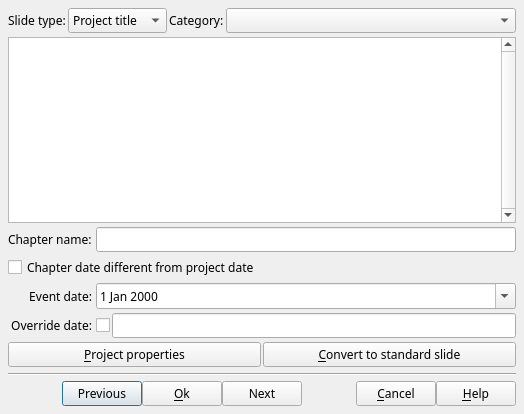
Qt form src/ffDiaporama/DlgAutoTitleSlide/DlgAutoTitleSlide.ui (boenki/ffdiaporama) before a commit.
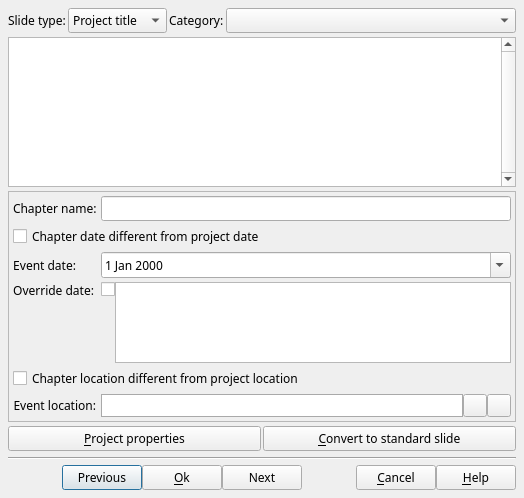
The same form after that commit. Icons and pictures are not drawn. Custom widgets are drawn as their Qt base class.

Commit message: Bug fixes:     -Fixed a big bug in reloading projects with resources     -Fixed a crash when copy/cut/ paste GMpas map in the edit slides dialogs     -Improves audio/video sync when encoding NTSC

```diff
--- a/src/ffDiaporama/DlgAutoTitleSlide/DlgAutoTitleSlide.ui
+++ b/src/ffDiaporama/DlgAutoTitleSlide/DlgAutoTitleSlide.ui
@@ -7,7 +7,7 @@
     <x>0</x>
     <y>0</y>
     <width>524</width>
-    <height>414</height>
+    <height>498</height>
    </rect>
   </property>
   <property name="font">
@@ -35,7 +35,7 @@
    <property name="spacing">
     <number>4</number>
    </property>
-   <item row="11" column="0" colspan="2">
+   <item row="12" column="0" colspan="2">
     <layout class="QHBoxLayout" name="BottomLayout">
      <property name="spacing">
       <number>0</number>
@@ -199,19 +199,6 @@
      </attribute>
     </widget>
    </item>
-   <item row="4" column="0" colspan="2">
-    <widget class="QCheckBox" name="OverrideProjectDateCB">
-     <property name="toolTip">
-      <string>If this box is checked, the date of the chapter is different from the date of the project.
-
-Remark: It is often useful to differentiate the date of the chapter of the date of the project.
-For example, if the project is &quot;My vacation from 1 to 15&quot;, the chapter may be limited to the 3.</string>
-     </property>
-     <property name="text">
-      <string>Chapter date different from project date</string>
-     </property>
-    </widget>
-   </item>
    <item row="0" column="0" colspan="2">
     <layout class="QHBoxLayout" name="horizontalLayout">
      <property name="spacing">
@@ -280,78 +267,7 @@
      </item>
     </layout>
    </item>
-   <item row="6" column="0">
-    <widget class="QLabel" name="OverrideDateLabel">
-     <property name="text">
-      <string>Override date:</string>
-     </property>
-     <property name="alignment">
-      <set>Qt::AlignRight|Qt::AlignTrailing|Qt::AlignVCenter</set>
-     </property>
-    </widget>
-   </item>
-   <item row="5" column="1">
-    <widget class="QDateEdit" name="ChapterEventDateED">
-     <property name="toolTip">
-      <string>Select a date for the chapter.</string>
-     </property>
-     <property name="calendarPopup">
-      <bool>true</bool>
-     </property>
-    </widget>
-   </item>
-   <item row="3" column="0">
-    <widget class="QLabel" name="ChapterNameLabel">
-     <property name="text">
-      <string>Chapter name:</string>
-     </property>
-    </widget>
-   </item>
-   <item row="5" column="0">
-    <widget class="QLabel" name="ChapterEventDateLabel">
-     <property name="text">
-      <string>Event date:</string>
-     </property>
-     <property name="alignment">
-      <set>Qt::AlignRight|Qt::AlignTrailing|Qt::AlignVCenter</set>
-     </property>
-    </widget>
-   </item>
-   <item row="3" column="1">
-    <widget class="QLineEdit" name="ChapterNameED">
-     <property name="toolTip">
-      <string>Enter here the title of the chapter (if the &quot;Chapter name different from slide name&quot; box is checked).</string>
-     </property>
-    </widget>
-   </item>
-   <item row="6" column="1">
-    <layout class="QHBoxLayout" name="horizontalLayout_5">
-     <property name="spacing">
-      <number>2</number>
-     </property>
-     <item>
-      <widget class="QCheckBox" name="OverrideDateCB">
-       <property name="toolTip">
-        <string>If this box is checked, you can enter a longtime different from that generated from the date of the chapter.</string>
-       </property>
-       <property name="text">
-        <string/>
-       </property>
-      </widget>
-     </item>
-     <item>
-      <widget class="QLineEdit" name="ChapterDateED">
-       <property name="toolTip">
-        <string>Enter here a date, in a free format, for the chapter</string>
-       </property>
-       <property name="maxLength">
-        <number>200</number>
-       </property>
-      </widget>
-     </item>
-    </layout>
-   </item>
-   <item row="10" column="0" colspan="2">
+   <item row="11" column="0" colspan="2">
     <widget class="Line" name="line_3">
      <property name="minimumSize">
       <size>
@@ -364,7 +280,312 @@
      </property>
     </widget>
    </item>
-   <item row="7" column="0" colspan="2">
+   <item row="2" column="0" colspan="2">
+    <widget class="QScrollArea" name="scrollArea">
+     <property name="sizePolicy">
+      <sizepolicy hsizetype="Expanding" vsizetype="Preferred">
+       <horstretch>0</horstretch>
+       <verstretch>0</verstretch>
+      </sizepolicy>
+     </property>
+     <property name="widgetResizable">
+      <bool>true</bool>
+     </property>
+     <widget class="QWidget" name="scrollAreaWidgetContents">
+      <property name="geometry">
+       <rect>
+        <x>0</x>
+        <y>0</y>
+        <width>506</width>
+        <height>226</height>
+       </rect>
+      </property>
+      <layout class="QFormLayout" name="formLayout">
+       <property name="fieldGrowthPolicy">
+        <enum>QFormLayout::AllNonFixedFieldsGrow</enum>
+       </property>
+       <property name="horizontalSpacing">
+        <number>4</number>
+       </property>
+       <property name="verticalSpacing">
+        <number>4</number>
+       </property>
+       <property name="leftMargin">
+        <number>4</number>
+       </property>
+       <property name="topMargin">
+        <number>4</number>
+       </property>
+       <property name="rightMargin">
+        <number>4</number>
+       </property>
+       <property name="bottomMargin">
+        <number>4</number>
+       </property>
+       <item row="0" column="0">
+        <widget class="QLabel" name="ChapterNameLabel">
+         <property name="text">
+          <string>Chapter name:</string>
+         </property>
+        </widget>
+       </item>
+       <item row="0" column="1">
+        <widget class="QLineEdit" name="ChapterNameED">
+         <property name="toolTip">
+          <string>Enter here the title of the chapter (if the &quot;Chapter name different from slide name&quot; box is checked).</string>
+         </property>
+        </widget>
+       </item>
+       <item row="1" column="0" colspan="2">
+        <widget class="QCheckBox" name="OverrideProjectDateCB">
+         <property name="toolTip">
+          <string>If this box is checked, the date of the chapter is different from the date of the project.
+
+Remark: It is often useful to differentiate the date of the chapter of the date of the project.
+For example, if the project is &quot;My vacation from 1 to 15&quot;, the chapter may be limited to the 3.</string>
+         </property>
+         <property name="text">
+          <string>Chapter date different from project date</string>
+         </property>
+        </widget>
+       </item>
+       <item row="2" column="0">
+        <widget class="QLabel" name="ChapterEventDateLabel">
+         <property name="text">
+          <string>Event date:</string>
+         </property>
+         <property name="alignment">
+          <set>Qt::AlignRight|Qt::AlignTrailing|Qt::AlignVCenter</set>
+         </property>
+        </widget>
+       </item>
+       <item row="2" column="1">
+        <widget class="QDateEdit" name="ChapterEventDateED">
+         <property name="toolTip">
+          <string>Select a date for the chapter.</string>
+         </property>
+         <property name="calendarPopup">
+          <bool>true</bool>
+         </property>
+        </widget>
+       </item>
+       <item row="3" column="0">
+        <layout class="QVBoxLayout" name="verticalLayout">
+         <property name="spacing">
+          <number>0</number>
+         </property>
+         <item>
+          <widget class="QLabel" name="OverrideDateLabel">
+           <property name="text">
+            <string>Override date:</string>
+           </property>
+           <property name="alignment">
+            <set>Qt::AlignRight|Qt::AlignTrailing|Qt::AlignVCenter</set>
+           </property>
+          </widget>
+         </item>
+         <item>
+          <widget class="QLabel" name="label_4">
+           <property name="sizePolicy">
+            <sizepolicy hsizetype="Preferred" vsizetype="Expanding">
+             <horstretch>0</horstretch>
+             <verstretch>0</verstretch>
+            </sizepolicy>
+           </property>
+           <property name="text">
+            <string notr="true"/>
+           </property>
+          </widget>
+         </item>
+        </layout>
+       </item>
+       <item row="3" column="1">
+        <layout class="QHBoxLayout" name="horizontalLayout_5">
+         <property name="spacing">
+          <number>0</number>
+         </property>
+         <item>
+          <layout class="QVBoxLayout" name="verticalLayout_2">
+           <property name="spacing">
+            <number>0</number>
+           </property>
+           <property name="leftMargin">
+            <number>0</number>
+           </property>
+           <property name="topMargin">
+            <number>0</number>
+           </property>
+           <property name="rightMargin">
+            <number>0</number>
+           </property>
+           <property name="bottomMargin">
+            <number>0</number>
+           </property>
+           <item>
+            <widget class="QCheckBox" name="OverrideDateCB">
+             <property name="toolTip">
+              <string>If this box is checked, you can enter a longtime different from that generated from the date of the chapter.</string>
+             </property>
+             <property name="text">
+              <string/>
+             </property>
+            </widget>
+           </item>
+           <item>
+            <widget class="QLabel" name="label_3">
+             <property name="text">
+              <string notr="true"/>
+             </property>
+            </widget>
+           </item>
+          </layout>
+         </item>
+         <item>
+          <widget class="QPlainTextEdit" name="ChapterDateED">
+           <property name="toolTip">
+            <string>Enter here a date, in a free format, for the chapter</string>
+           </property>
+          </widget>
+         </item>
+        </layout>
+       </item>
+       <item row="4" column="0" colspan="2">
+        <widget class="QCheckBox" name="OverrideProjectLocationCB">
+         <property name="toolTip">
+          <string>If this box is checked, the date of the chapter is different from the date of the project.
+
+Remark: It is often useful to differentiate the date of the chapter of the date of the project.
+For example, if the project is &quot;My vacation from 1 to 15&quot;, the chapter may be limited to the 3.</string>
+         </property>
+         <property name="text">
+          <string>Chapter location different from project location</string>
+         </property>
+        </widget>
+       </item>
+       <item row="5" column="0">
+        <widget class="QLabel" name="LocationLabel">
+         <property name="text">
+          <string>Event location:</string>
+         </property>
+         <property name="alignment">
+          <set>Qt::AlignRight|Qt::AlignTrailing|Qt::AlignVCenter</set>
+         </property>
+        </widget>
+       </item>
+       <item row="5" column="1">
+        <layout class="QHBoxLayout" name="horizontalLayout_3">
+         <property name="spacing">
+          <number>0</number>
+         </property>
+         <item>
+          <widget class="QFrame" name="LocationFrame">
+           <property name="minimumSize">
+            <size>
+             <width>10</width>
+             <height>0</height>
+            </size>
+           </property>
+           <property name="styleSheet">
+            <string notr="true">QFrame {
+background-color: white;
+border: 1px solid darkgray;
+}</string>
+           </property>
+           <property name="frameShape">
+            <enum>QFrame::Box</enum>
+           </property>
+           <layout class="QHBoxLayout" name="horizontalLayout_4">
+            <property name="spacing">
+             <number>2</number>
+            </property>
+            <property name="leftMargin">
+             <number>2</number>
+            </property>
+            <property name="topMargin">
+             <number>0</number>
+            </property>
+            <property name="rightMargin">
+             <number>2</number>
+            </property>
+            <property name="bottomMargin">
+             <number>0</number>
+            </property>
+            <item>
+             <widget class="QLabel" name="LocationIcon">
+              <property name="sizePolicy">
+               <sizepolicy hsizetype="Fixed" vsizetype="Fixed">
+                <horstretch>0</horstretch>
+                <verstretch>0</verstretch>
+               </sizepolicy>
+              </property>
+              <property name="minimumSize">
+               <size>
+                <width>16</width>
+                <height>16</height>
+               </size>
+              </property>
+              <property name="styleSheet">
+               <string notr="true">QFrame {
+background-color: transparent;
+border: 0;
+}</string>
+              </property>
+              <property name="text">
+               <string notr="true"/>
+              </property>
+             </widget>
+            </item>
+            <item>
+             <widget class="QLabel" name="Location">
+              <property name="styleSheet">
+               <string notr="true">QFrame {
+background-color: transparent;
+border: 0;
+}</string>
+              </property>
+              <property name="text">
+               <string notr="true"/>
+              </property>
+             </widget>
+            </item>
+           </layout>
+          </widget>
+         </item>
+         <item>
+          <widget class="QToolButton" name="LocationBT">
+           <property name="toolTip">
+            <string>Select the location of the event of the project</string>
+           </property>
+           <property name="text">
+            <string notr="true"/>
+           </property>
+           <property name="icon">
+            <iconset resource="../RSCffDiaporama.qrc">
+             <normaloff>:/img/EditGMaps.png</normaloff>:/img/EditGMaps.png</iconset>
+           </property>
+          </widget>
+         </item>
+         <item>
+          <widget class="QToolButton" name="ClearLocationBT">
+           <property name="toolTip">
+            <string>Clear this location</string>
+           </property>
+           <property name="text">
+            <string notr="true"/>
+           </property>
+           <property name="icon">
+            <iconset resource="../RSCffDiaporama.qrc">
+             <normaloff>:/img/trash.png</normaloff>:/img/trash.png</iconset>
+           </property>
+          </widget>
+         </item>
+        </layout>
+       </item>
+      </layout>
+     </widget>
+    </widget>
+   </item>
+   <item row="10" column="0" colspan="2">
     <layout class="QHBoxLayout" name="horizontalLayout_2">
      <property name="spacing">
       <number>2</number>
```
Left out of the diff: 45 changed lines with no effect on the pictures. The commit also changes 108 other files.
